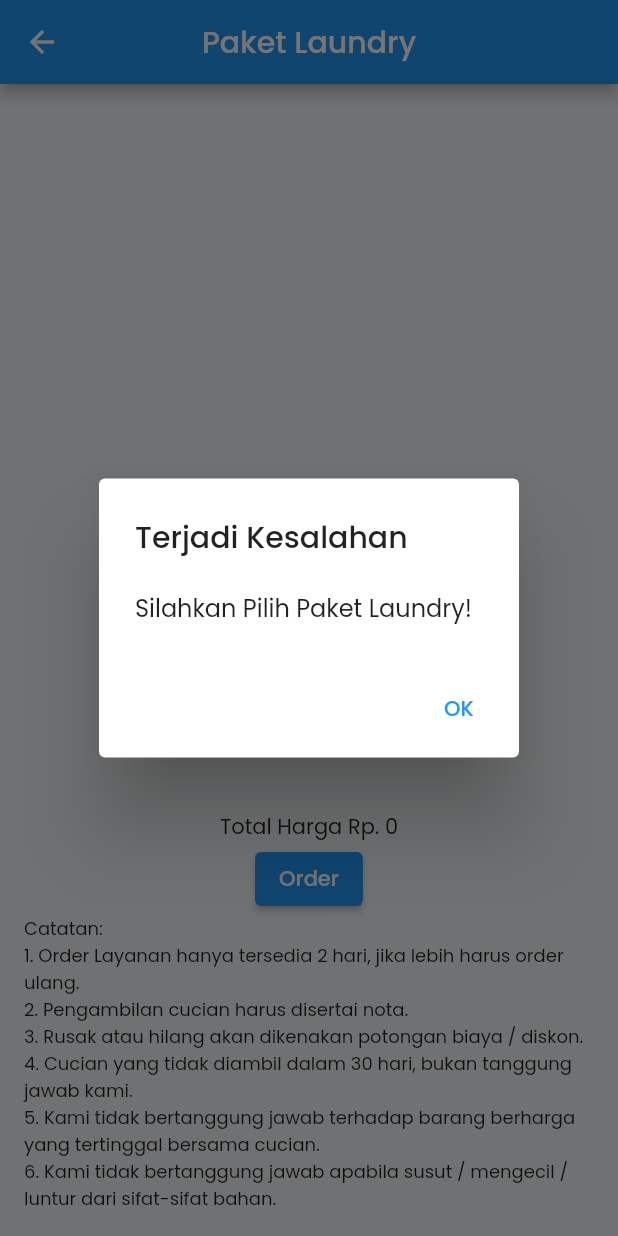
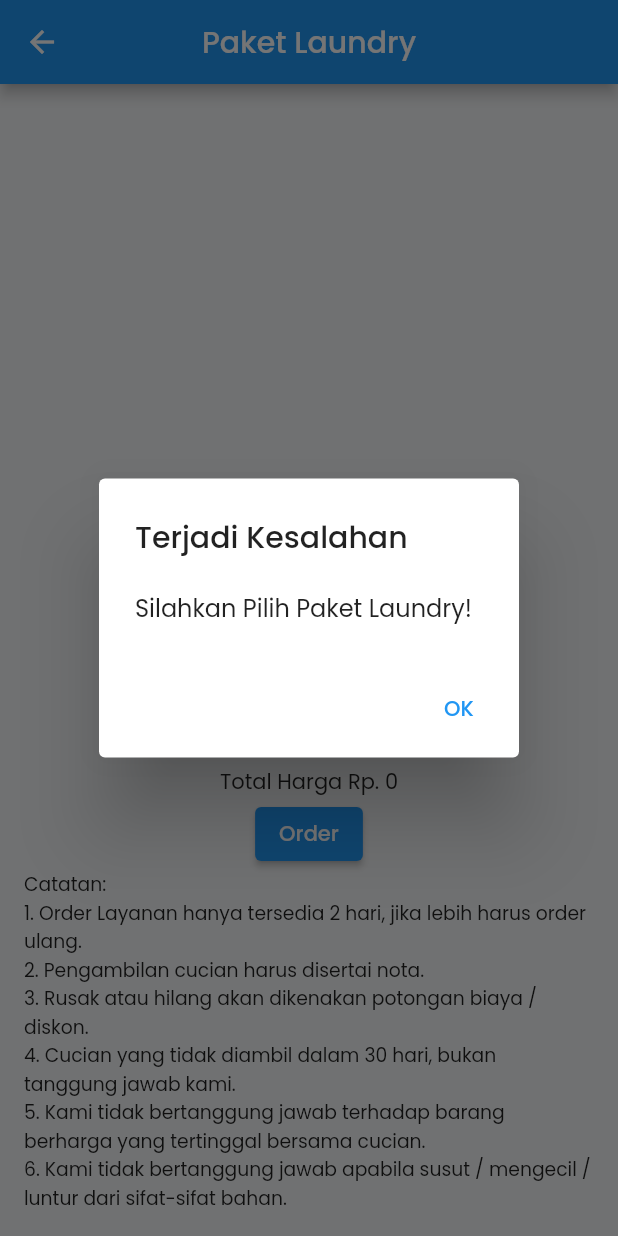
Before and after one commit to carolineadicahya/cleancare_laundry, a Flutter app: the AddOrder screen opened directly, after a tap on "Order", on a phone screen of 412 x 824 dp. Run offline on Flutter 3.47's test engine with Material 2 defaults, Android fonts, the phone set to English and light mode, and no system bars; our stand-ins replace cloud_firestore, firebase_auth, firebase_core, firebase_storage, flutter_screenutil, flutter_spinkit and 5 more; missing offline and left inert: flutter_polyline_points; accounts and stored records are empty.

```diff
--- a/lib/screen/user/pilih_paket.dart
+++ b/lib/screen/user/pilih_paket.dart
@@ -18,6 +18,7 @@ class _AddOrderState extends State<AddOrder> {
   void initState() {
     super.initState();
 
+    // Fetch laundry items data
     laundryService.getData().listen((querySnapshot) {
       setState(() {
         item = querySnapshot.docs.map((doc) {
@@ -121,8 +122,29 @@ class _AddOrderState extends State<AddOrder> {
             Text("Total Harga Rp. ${total.toString()}"),
             ElevatedButton(
               onPressed: () async {
-                // Order button clicked, create a new order
+                // Check if there are selected items before creating an order
+                if (total > 0) {
                   await createNewOrder();
+                } else {
+                  // Show error dialog for empty selectedItems
+                  showDialog(
+                    context: context,
+                    builder: (BuildContext context) {
+                      return AlertDialog(
+                        title: Text('Terjadi Kesalahan'),
+                        content: Text('Silahkan Pilih Paket Laundry!'),
+                        actions: <Widget>[
+                          TextButton(
+                            onPressed: () {
+                              Navigator.of(context).pop();
+                            },
+                            child: Text('OK'),
+                          ),
+                        ],
+                      );
+                    },
+                  );
+                }
               },
               child: Text('Order'),
             ),
@@ -134,7 +156,7 @@ class _AddOrderState extends State<AddOrder> {
               '4. Cucian yang tidak diambil dalam 30 hari, bukan tanggung jawab kami.\n'
               '5. Kami tidak bertanggung jawab terhadap barang berharga yang tertinggal bersama cucian.\n'
               '6. Kami tidak bertanggung jawab apabila susut / mengecil / luntur dari sifat-sifat bahan.',
-              style: TextStyle(fontSize: 12.0),
+              style: TextStyle(fontSize: 12.5),
             ),
           ],
         ),
@@ -166,8 +188,6 @@ class _AddOrderState extends State<AddOrder> {
       'tanggal order': DateTime.now(),
     };
 
-    print(orderData);
-
     // Call the OrderService to add the order to Firestore
     var orderId = await orderService.addOrder(orderData);
 
@@ -175,7 +195,6 @@ class _AddOrderState extends State<AddOrder> {
     showDialog(
       context: context,
       builder: (BuildContext context) {
-        if (selectedItems.isNotEmpty) {
         // Order berhasil
         return AlertDialog(
           title: Text('Order Berhasil'),
@@ -189,21 +208,6 @@ class _AddOrderState extends State<AddOrder> {
             ),
           ],
         );
-        } else {
-          // Terjadi kesalahan
-          return AlertDialog(
-            title: Text('Terjadi Kesalahan'),
-            content: Text('Silahkan Pilih Paket Laundry!'),
-            actions: <Widget>[
-              TextButton(
-                onPressed: () {
-                  Navigator.of(context).pop();
-                },
-                child: Text('OK'),
-              ),
-            ],
-          );
-        }
       },
     );
   }
```
Also changed, not shown: lib/screen/user/order_user.dart (+26 -9 lines). Lines whose indentation alone changed are shown as unchanged.
